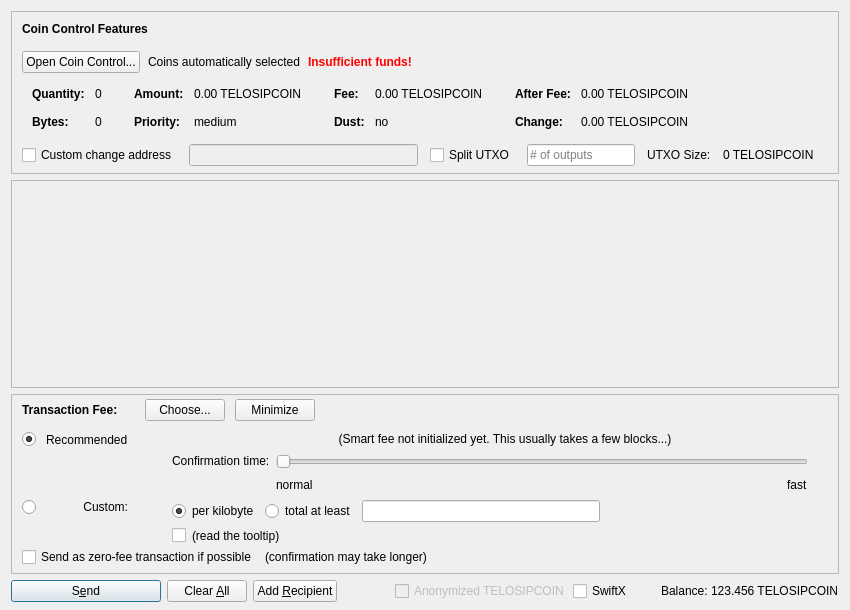
Before: the Qt Designer form src/qt/forms/sendcoinsdialog.ui in phoenixkonsole/transcendence, drawn with Qt 5.
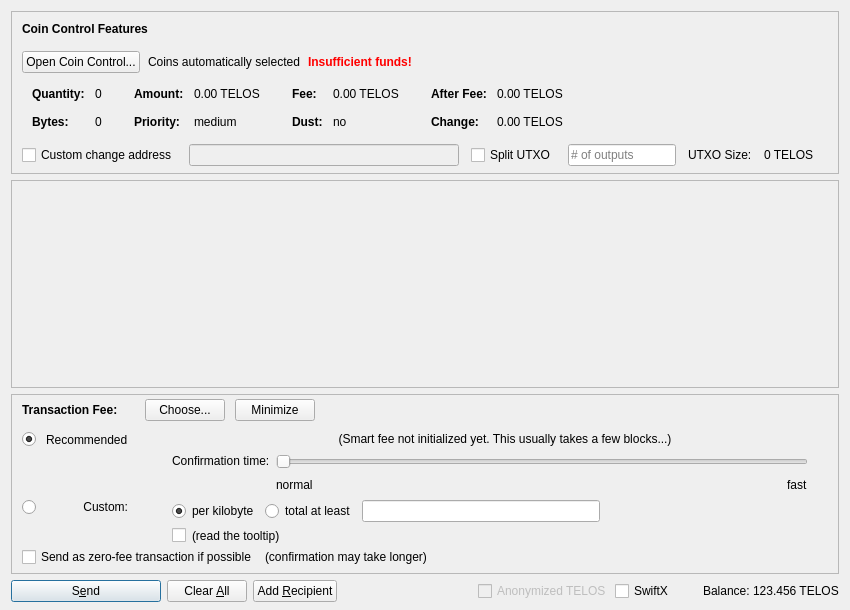
After: the same form once the commit is applied. Icons and pictures are not drawn. Custom widgets are drawn as their Qt base class.

```diff
--- a/src/qt/forms/sendcoinsdialog.ui
+++ b/src/qt/forms/sendcoinsdialog.ui
@@ -324,7 +324,7 @@
                   <enum>Qt::ActionsContextMenu</enum>
                  </property>
                  <property name="text">
-                  <string notr="true">0.00 TELOSIPCOIN</string>
+                  <string notr="true">0.00 TELOS</string>
                  </property>
                  <property name="textInteractionFlags">
                   <set>Qt::LinksAccessibleByMouse|Qt::TextSelectableByKeyboard|Qt::TextSelectableByMouse</set>
@@ -404,7 +404,7 @@
                   <enum>Qt::ActionsContextMenu</enum>
                  </property>
                  <property name="text">
-                  <string notr="true">0.00 TELOSIPCOIN</string>
+                  <string notr="true">0.00 TELOS</string>
                  </property>
                  <property name="textInteractionFlags">
                   <set>Qt::LinksAccessibleByMouse|Qt::TextSelectableByKeyboard|Qt::TextSelectableByMouse</set>
@@ -484,7 +484,7 @@
                   <enum>Qt::ActionsContextMenu</enum>
                  </property>
                  <property name="text">
-                  <string notr="true">0.00 TELOSIPCOIN</string>
+                  <string notr="true">0.00 TELOS</string>
                  </property>
                  <property name="textInteractionFlags">
                   <set>Qt::LinksAccessibleByMouse|Qt::TextSelectableByKeyboard|Qt::TextSelectableByMouse</set>
@@ -513,7 +513,7 @@
                   <enum>Qt::ActionsContextMenu</enum>
                  </property>
                  <property name="text">
-                  <string notr="true">0.00 TELOSIPCOIN</string>
+                  <string notr="true">0.00 TELOS</string>
                  </property>
                  <property name="textInteractionFlags">
                   <set>Qt::LinksAccessibleByMouse|Qt::TextSelectableByKeyboard|Qt::TextSelectableByMouse</set>
@@ -594,7 +594,7 @@
           <item>
            <widget class="QLabel" name="labelBlockSize">
             <property name="text">
-             <string>0 TELOSIPCOIN</string>
+             <string>0 TELOS</string>
             </property>
            </widget>
           </item>
@@ -1390,7 +1390,7 @@
           <bool>false</bool>
          </property>
          <property name="text">
-          <string>Anonymized TELOSIPCOIN</string>
+          <string>Anonymized TELOS</string>
          </property>
         </widget>
        </item>
@@ -1429,7 +1429,7 @@
           <cursorShape>IBeamCursor</cursorShape>
          </property>
          <property name="text">
-          <string notr="true">123.456 TELOSIPCOIN</string>
+          <string notr="true">123.456 TELOS</string>
          </property>
          <property name="textInteractionFlags">
           <set>Qt::LinksAccessibleByMouse|Qt::TextSelectableByKeyboard|Qt::TextSelectableByMouse</set>
```
Left out of the diff: 4 changed lines with no effect on the pictures.
